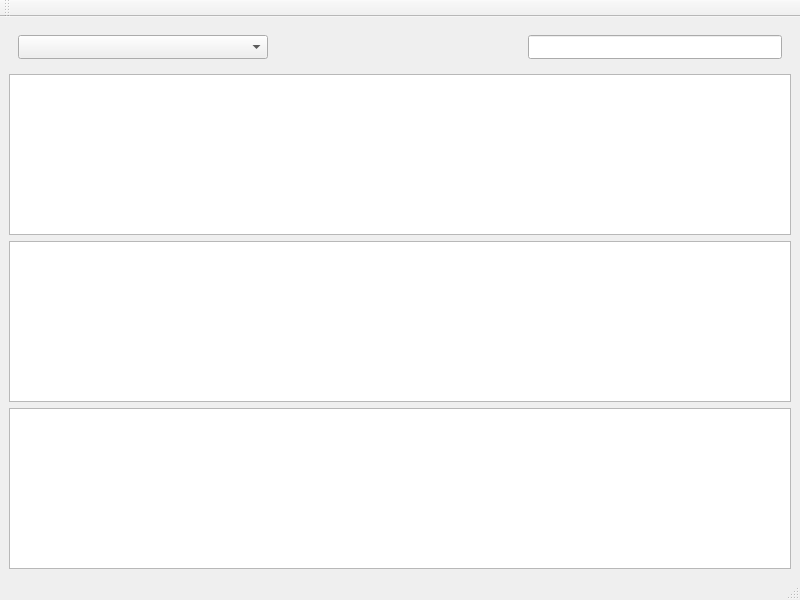
Qt form mainwindow.ui (Gwins7/GSniffer) before a commit.
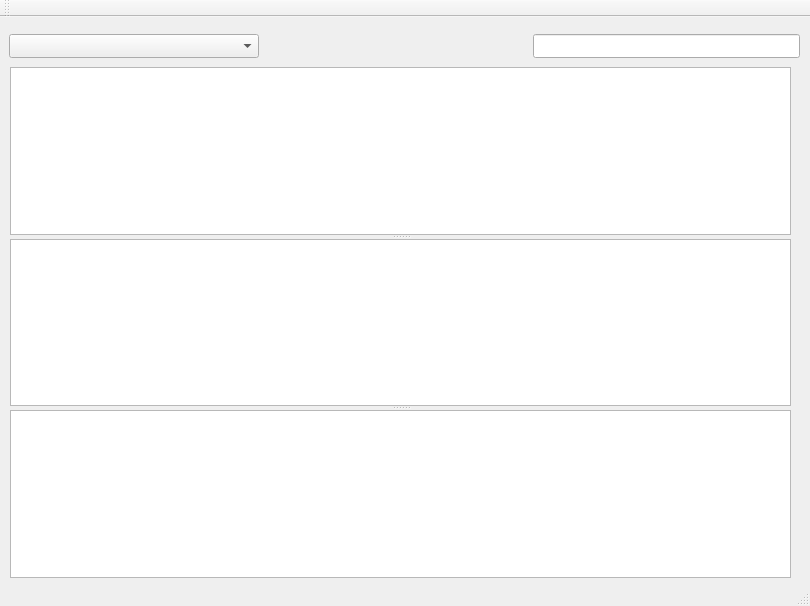
The same form after that commit.

What changed in the file:
```diff
--- a/mainwindow.ui
+++ b/mainwindow.ui
@@ -6,8 +6,8 @@
    <rect>
     <x>0</x>
     <y>0</y>
-    <width>800</width>
-    <height>600</height>
+    <width>810</width>
+    <height>606</height>
    </rect>
   </property>
   <property name="font">
@@ -20,9 +20,15 @@
    <string>GSniffer</string>
   </property>
   <widget class="QWidget" name="centralwidget">
-   <layout class="QVBoxLayout" name="verticalLayout_2">
-    <item>
      <widget class="QWidget" name="widget" native="true">
+    <property name="geometry">
+     <rect>
+      <x>9</x>
+      <y>9</y>
+      <width>791</width>
+      <height>40</height>
+     </rect>
+    </property>
       <layout class="QHBoxLayout" name="horizontalLayout">
        <item>
         <widget class="QComboBox" name="NICBox">
@@ -52,13 +58,19 @@
        </item>
       </layout>
      </widget>
-    </item>
-    <item>
-     <layout class="QVBoxLayout" name="verticalLayout">
-      <item>
+   <widget class="QSplitter" name="splitter">
+    <property name="geometry">
+     <rect>
+      <x>10</x>
+      <y>50</y>
+      <width>781</width>
+      <height>511</height>
+     </rect>
+    </property>
+    <property name="orientation">
+     <enum>Qt::Vertical</enum>
+    </property>
        <widget class="QTableWidget" name="PktTable"/>
-      </item>
-      <item>
        <widget class="QTreeWidget" name="PktTree">
         <attribute name="headerVisible">
          <bool>false</bool>
@@ -69,13 +81,8 @@
          </property>
         </column>
        </widget>
-      </item>
-      <item>
        <widget class="QTextBrowser" name="PktBrowser"/>
-      </item>
-     </layout>
-    </item>
-   </layout>
+   </widget>
   </widget>
   <widget class="QStatusBar" name="statusbar"/>
   <widget class="QToolBar" name="toolBar">
```
Lines whose indentation alone changed are shown as unchanged.
